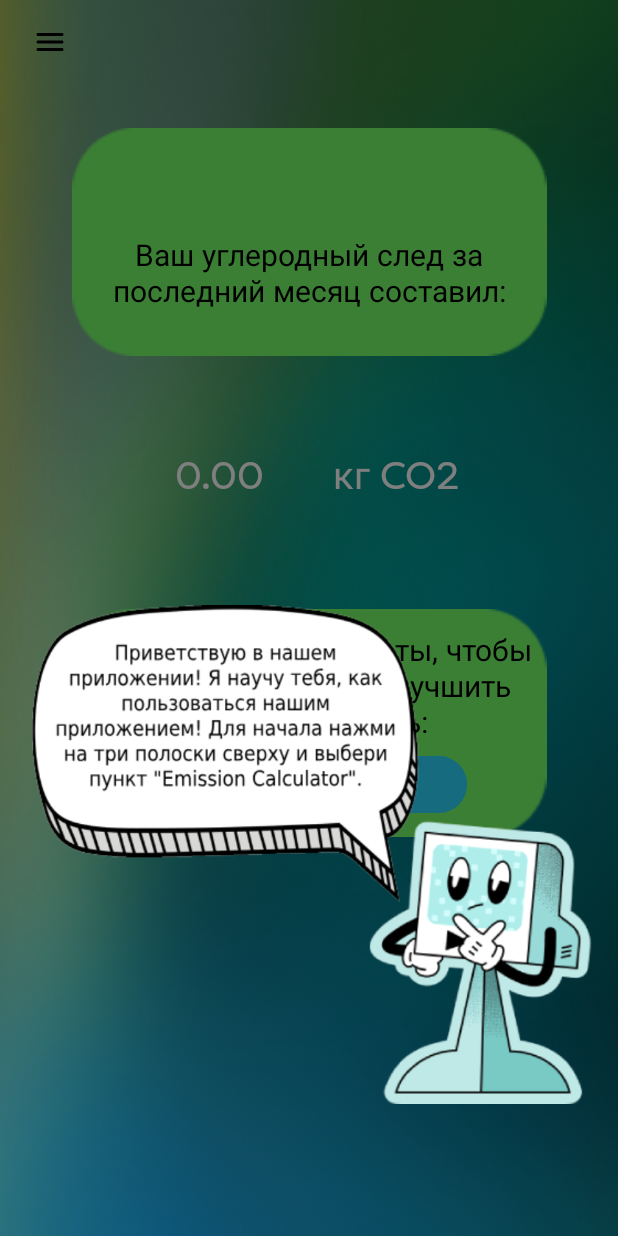
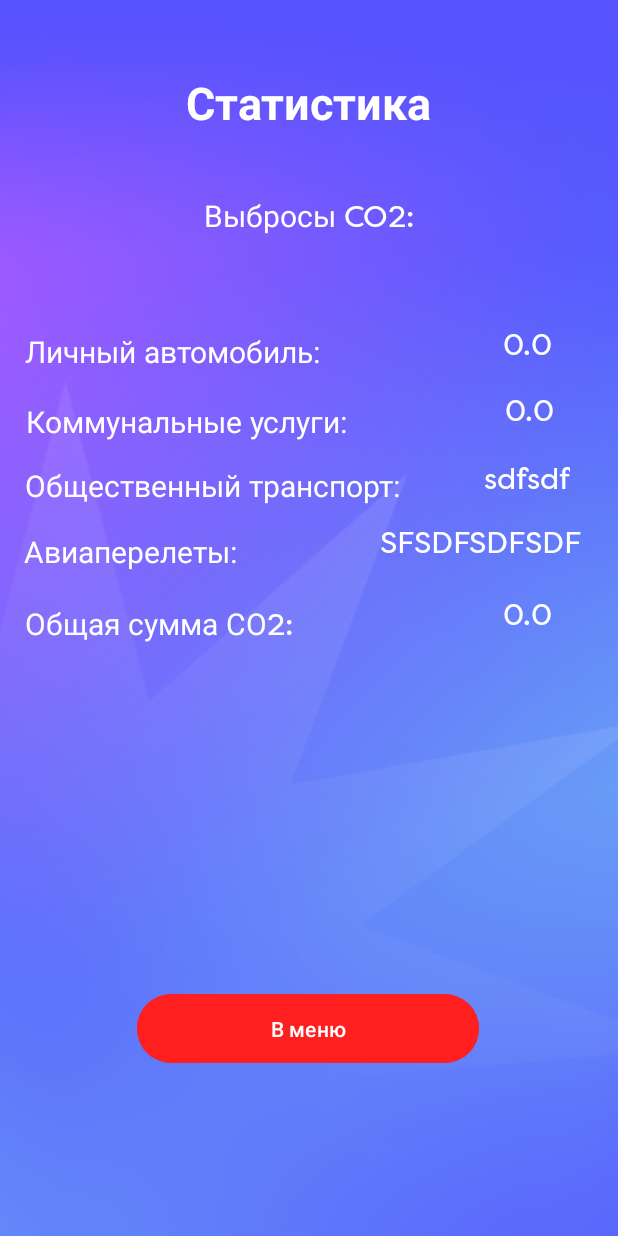
Before and after one commit to GhOsTiK56/University_Kurs2_EcoLog, an Android app: the Main_Menu screen opened directly, with no data from a screen before it, in the side drawer, after a tap on "Statistics", on a phone screen of 412 x 824 dp. Run offline under Robolectric (Android 15) with nearby library versions, the phone set to English and light mode, and no system bars; 3 statements that could not run were skipped.

Commit message:
Commit 12 Добавил новую страницу, со статистикой, надо доделать опросник, и посмотреть че там с графиком

```diff
--- a/app/src/main/AndroidManifest.xml
+++ b/app/src/main/AndroidManifest.xml
@@ -12,6 +12,9 @@
         android:supportsRtl="true"
         android:theme="@style/Theme.EcoLog"
         tools:targetApi="31">
+        <activity
+            android:name=".Main_Activity.StatisticsActivity"
+            android:exported="false" />
         <activity
             android:name=".Main_Activity.Registration_Window"
             android:exported="false" />
--- a/app/src/main/java/com/hfad/ecolog/DataBaseUsers/MyDbManagerUsers.java
+++ b/app/src/main/java/com/hfad/ecolog/DataBaseUsers/MyDbManagerUsers.java
@@ -133,6 +133,46 @@ public class MyDbManagerUsers {
         return eResolveValue;
     }
 
+    public float getECommunalForUser(String UserId){
+        String[] columns = {MyConstantsUsers.E_COMMUNAL};
+        String selections = MyConstantsUsers._ID + "=?";
+        String[] selectionsArgs = {UserId};
+
+        Cursor cursor = db.query(MyConstantsUsers.USERS_TABLE_NAME, columns, selections, selectionsArgs, null, null, null);
+        float eCommunnalValue = 0.0F;
+
+        if (cursor != null && cursor.moveToFirst()) {
+            int eCommunalIndex = cursor.getColumnIndex(MyConstantsUsers.E_COMMUNAL);
+            if (eCommunalIndex != -1) {
+                if (!cursor.isNull(eCommunalIndex)) {
+                    eCommunnalValue = cursor.getFloat(eCommunalIndex);
+                }
+            }
+            cursor.close();
+        }
+        return eCommunnalValue;
+    }
+
+    public float getECarForUser(String UserId){
+        String[] columns = {MyConstantsUsers.E_CAR};
+        String selections = MyConstantsUsers._ID + "=?";
+        String[] selectionsArgs = {UserId};
+
+        Cursor cursor = db.query(MyConstantsUsers.USERS_TABLE_NAME, columns, selections, selectionsArgs, null, null, null);
+        float eCarValue = 0.0F;
+
+        if (cursor != null && cursor.moveToFirst()) {
+            int eCarIndex = cursor.getColumnIndex(MyConstantsUsers.E_CAR);
+            if (eCarIndex != -1) {
+                if (!cursor.isNull(eCarIndex)) {
+                    eCarValue = cursor.getFloat(eCarIndex);
+                }
+            }
+            cursor.close();
+        }
+        return eCarValue;
+    }
+
     public void CloseDb(){ //Закрываем базу данных
         myDbHelperUsers.close();
     }
--- a/app/src/main/java/com/hfad/ecolog/Drawer/Navigation_Item_Click_Listener.java
+++ b/app/src/main/java/com/hfad/ecolog/Drawer/Navigation_Item_Click_Listener.java
@@ -15,6 +15,7 @@ import androidx.drawerlayout.widget.DrawerLayout;
 
 import com.google.android.material.navigation.NavigationView;
 import com.hfad.ecolog.Emissions.Emissions_Communal;
+import com.hfad.ecolog.Main_Activity.StatisticsActivity;
 import com.hfad.ecolog.R;
 
 public class Navigation_Item_Click_Listener implements NavigationView.OnNavigationItemSelectedListener {
@@ -29,8 +30,6 @@ public class Navigation_Item_Click_Listener implements NavigationView.OnNavigati
     @Override
     public boolean onNavigationItemSelected(@NonNull MenuItem menuItem) {
             int itemId = menuItem.getItemId();
-
-
         if (itemId == R.id.navCalculateEmission){
             Toast.makeText(context, "Calculation Emission", Toast.LENGTH_SHORT).show();
             Intent intent = new Intent(context, Emissions_Communal.class);
@@ -41,9 +40,10 @@ public class Navigation_Item_Click_Listener implements NavigationView.OnNavigati
 
         if (itemId == R.id.navStatistics){
             Toast.makeText(context, "Statistics", Toast.LENGTH_SHORT).show();
-            Intent intent = new Intent(context, Emissions_Communal.class);
+            Intent intent = new Intent(context, StatisticsActivity.class);
             intent.putExtra("UserId", UserId);
             drawerManager.CloseDrawer();
+            context.startActivity(intent);
         }
 
         if (itemId == R.id.navShared){
@@ -66,7 +66,6 @@ public class Navigation_Item_Click_Listener implements NavigationView.OnNavigati
             intent.putExtra("UserId", UserId);
             drawerManager.CloseDrawer();
         }
-
         return false;
     }
 }
--- a/app/src/main/java/com/hfad/ecolog/Emissions/Emissions_Resolve.java
+++ b/app/src/main/java/com/hfad/ecolog/Emissions/Emissions_Resolve.java
@@ -105,15 +105,7 @@ public class Emissions_Resolve extends AppCompatActivity  {
 
         myDbManagerUsers.OpenDb();
         myDbManagerUsers.insertToDbEmissions(UserId, E_Communal, E_Car, E_Resolve);
-
-
         myDbManagerUsers.CloseDb();
-    }
-
-    public void onClickButtonRecalculate(View view){
-        Intent intent = new Intent(this, Emissions_Communal.class);
-        startActivity(intent);
-        finish();
     }
 
     public void onClickButtonMainMenu(View view){
--- /dev/null
+++ b/app/src/main/java/com/hfad/ecolog/Main_Activity/StatisticsActivity.java
@@ -0,0 +1,52 @@
+package com.hfad.ecolog.Main_Activity;
+
+import android.content.Intent;
+import android.health.connect.datatypes.ExerciseRoute;
+import android.os.Bundle;
+import android.view.View;
+import android.widget.TextView;
+
+import androidx.appcompat.app.AppCompatActivity;
+
+import com.hfad.ecolog.DataBaseUsers.MyDbManagerUsers;
+import com.hfad.ecolog.R;
+
+public class StatisticsActivity extends AppCompatActivity {
+
+    TextView textViewCar, textViewCommunal, textViewObshTran, textViewFly, textViewResolve;
+    private MyDbManagerUsers myDbManagerUsers;
+
+    @Override
+    protected void onCreate(Bundle savedInstanceState) {
+        super.onCreate(savedInstanceState);
+        setContentView(R.layout.activity_statistics);
+        textViewCar = findViewById(R.id.textViewCar);
+        textViewCommunal = findViewById(R.id.textViewCommunal);
+        textViewObshTran = findViewById(R.id.textViewObshTran);
+        textViewFly = findViewById(R.id.textViewFly);
+        textViewResolve = findViewById(R.id.textViewResolve);
+
+        Intent intent = getIntent();
+        String UserId = intent.getStringExtra("UserId");
+
+        myDbManagerUsers = new MyDbManagerUsers(this);
+
+        myDbManagerUsers.OpenDb();
+        float ECommunal = myDbManagerUsers.getECommunalForUser(UserId);
+        float ECar = myDbManagerUsers.getECarForUser(UserId);
+        float EResolve = myDbManagerUsers.getEResolveForUser(UserId);
+
+        myDbManagerUsers.CloseDb();
+
+        textViewResolve.append(Float.toString(EResolve));
+        textViewCar.append(Float.toString(ECar));
+        textViewCommunal.append(Float.toString(ECommunal));
+        textViewObshTran.append("sdfsdf");
+        textViewFly.append("SFSDFSDFSDF");
+    }
+    public void onClickButton(View view){
+        Intent intent = new Intent(this, Main_Menu.class);
+        startActivity(intent);
+        finish();
+    }
+}
--- /dev/null
+++ b/app/src/main/res/layout/activity_statistics.xml
@@ -0,0 +1,209 @@
+<?xml version="1.0" encoding="utf-8"?>
+<androidx.constraintlayout.widget.ConstraintLayout xmlns:android="http://schemas.android.com/apk/res/android"
+    xmlns:app="http://schemas.android.com/apk/res-auto"
+    xmlns:tools="http://schemas.android.com/tools"
+    android:id="@+id/main"
+    android:layout_width="match_parent"
+    android:layout_height="match_parent"
+    android:background="@drawable/backgroundstatistics"
+    tools:context=".Main_Activity.StatisticsActivity">
+
+    <TextView
+        android:id="@+id/textView1"
+        android:layout_width="wrap_content"
+        android:layout_height="wrap_content"
+        android:fontFamily="@font/filsonproregular"
+        android:gravity="center"
+        android:text="Статистика"
+        android:textColor="@color/white"
+        android:textSize="30sp"
+        android:textStyle="bold"
+        app:layout_constraintBottom_toBottomOf="parent"
+        app:layout_constraintEnd_toEndOf="parent"
+        app:layout_constraintHorizontal_bias="0.497"
+        app:layout_constraintStart_toStartOf="parent"
+        app:layout_constraintTop_toTopOf="parent"
+        app:layout_constraintVertical_bias="0.063" />
+
+    <TextView
+        android:id="@+id/textView2"
+        android:layout_width="wrap_content"
+        android:layout_height="wrap_content"
+        android:fontFamily="@font/filsonproregular"
+        android:gravity="center"
+        android:text="Выбросы CO2:"
+        android:textColor="@color/white"
+        android:textSize="20sp"
+        app:layout_constraintBottom_toTopOf="@+id/textView3"
+        app:layout_constraintEnd_toEndOf="parent"
+        app:layout_constraintStart_toStartOf="parent"
+        app:layout_constraintTop_toTopOf="@+id/textView1"
+        app:layout_constraintVertical_bias="0.561" />
+
+    <TextView
+        android:id="@+id/textView3"
+        android:layout_width="wrap_content"
+        android:layout_height="wrap_content"
+        android:layout_marginTop="132dp"
+        android:fontFamily="@font/filsonproregular"
+        android:gravity="center"
+        android:text="Личный автомобиль:"
+        android:textColor="@color/white"
+        android:textSize="20sp"
+        app:layout_constraintEnd_toEndOf="parent"
+        app:layout_constraintHorizontal_bias="0.076"
+        app:layout_constraintStart_toStartOf="parent"
+        app:layout_constraintTop_toBottomOf="@+id/textView1" />
+
+    <TextView
+        android:id="@+id/textView4"
+        android:layout_width="wrap_content"
+        android:layout_height="wrap_content"
+        android:layout_marginTop="20dp"
+        android:fontFamily="@font/filsonproregular"
+        android:gravity="center"
+        android:text="Коммунальные услуги:"
+        android:textColor="@color/white"
+        android:textSize="20sp"
+        app:layout_constraintEnd_toEndOf="parent"
+        app:layout_constraintHorizontal_bias="0.083"
+        app:layout_constraintStart_toStartOf="parent"
+        app:layout_constraintTop_toBottomOf="@+id/textView3" />
+
+    <TextView
+        android:id="@+id/textView5"
+        android:layout_width="wrap_content"
+        android:layout_height="wrap_content"
+        android:layout_marginTop="16dp"
+        android:fontFamily="@font/filsonproregular"
+        android:gravity="center"
+        android:text="Общественный транспорт:"
+        android:textColor="@color/white"
+        android:textSize="20sp"
+        app:layout_constraintEnd_toEndOf="parent"
+        app:layout_constraintHorizontal_bias="0.101"
+        app:layout_constraintStart_toStartOf="parent"
+        app:layout_constraintTop_toBottomOf="@+id/textView4" />
+
+    <TextView
+        android:id="@+id/textView6"
+        android:layout_width="wrap_content"
+        android:layout_height="wrap_content"
+        android:layout_marginTop="60dp"
+        android:fontFamily="@font/filsonproregular"
+        android:gravity="center"
+        android:text="Авиаперелеты:"
+        android:textColor="@color/white"
+        android:textSize="20sp"
+        app:layout_constraintEnd_toEndOf="parent"
+        app:layout_constraintHorizontal_bias="0.06"
+        app:layout_constraintStart_toStartOf="parent"
+        app:layout_constraintTop_toBottomOf="@+id/textView4" />
+
+    <TextView
+        android:id="@+id/textView7"
+        android:layout_width="wrap_content"
+        android:layout_height="wrap_content"
+        android:layout_marginTop="108dp"
+        android:fontFamily="@font/filsonproregular"
+        android:gravity="center"
+        android:text="Общая сумма СО2:"
+        android:textColor="@color/white"
+        android:textSize="20sp"
+        app:layout_constraintEnd_toEndOf="parent"
+        app:layout_constraintHorizontal_bias="0.069"
+        app:layout_constraintStart_toStartOf="parent"
+        app:layout_constraintTop_toBottomOf="@+id/textView4" />
+
+    <TextView
+        android:id="@+id/textViewCar"
+        android:layout_width="wrap_content"
+        android:layout_height="wrap_content"
+        android:layout_marginTop="216dp"
+        android:fontFamily="@font/filsonproregular"
+        android:gravity="center"
+        android:textColor="@color/white"
+        android:textSize="20sp"
+        app:layout_constraintBottom_toTopOf="@+id/textViewCommunal"
+        app:layout_constraintEnd_toEndOf="parent"
+        app:layout_constraintHorizontal_bias="0.735"
+        app:layout_constraintStart_toEndOf="@+id/textView3"
+        app:layout_constraintTop_toTopOf="parent"
+        app:layout_constraintVertical_bias="0.0" />
+
+    <TextView
+        android:id="@+id/textViewCommunal"
+        android:layout_width="wrap_content"
+        android:layout_height="wrap_content"
+        android:layout_marginTop="260dp"
+        android:fontFamily="@font/filsonproregular"
+        android:gravity="center"
+        android:textColor="@color/white"
+        android:textSize="20sp"
+        app:layout_constraintBottom_toTopOf="@+id/textViewObshTran"
+        app:layout_constraintEnd_toEndOf="parent"
+        app:layout_constraintHorizontal_bias="0.71"
+        app:layout_constraintStart_toEndOf="@+id/textView4"
+        app:layout_constraintTop_toTopOf="parent"
+        app:layout_constraintVertical_bias="0.0" />
+
+    <TextView
+        android:id="@+id/textViewObshTran"
+        android:layout_width="wrap_content"
+        android:layout_height="wrap_content"
+        android:layout_marginTop="304dp"
+        android:fontFamily="@font/filsonproregular"
+        android:gravity="center"
+        android:textColor="@color/white"
+        android:textSize="20sp"
+        app:layout_constraintBottom_toTopOf="@+id/textViewFly"
+        app:layout_constraintEnd_toEndOf="parent"
+        app:layout_constraintHorizontal_bias="0.638"
+        app:layout_constraintStart_toEndOf="@+id/textView5"
+        app:layout_constraintTop_toTopOf="parent"
+        app:layout_constraintVertical_bias="0.095" />
+
+    <TextView
+        android:id="@+id/textViewFly"
+        android:layout_width="wrap_content"
+        android:layout_height="wrap_content"
+        android:layout_marginTop="348dp"
+        android:fontFamily="@font/filsonproregular"
+        android:gravity="center"
+        android:textColor="@color/white"
+        android:textSize="20sp"
+        app:layout_constraintEnd_toEndOf="parent"
+        app:layout_constraintHorizontal_bias="0.796"
+        app:layout_constraintStart_toEndOf="@+id/textView6"
+        app:layout_constraintTop_toTopOf="parent" />
+
+    <TextView
+        android:id="@+id/textViewResolve"
+        android:layout_width="wrap_content"
+        android:layout_height="wrap_content"
+        android:layout_marginTop="396dp"
+        android:fontFamily="@font/filsonproregular"
+        android:gravity="center"
+        android:textColor="@color/white"
+        android:textSize="20sp"
+        app:layout_constraintEnd_toEndOf="parent"
+        app:layout_constraintHorizontal_bias="0.762"
+        app:layout_constraintStart_toEndOf="@+id/textView7"
+        app:layout_constraintTop_toTopOf="parent" />
+
+    <Button
+        android:id="@+id/ButtonEnter"
+        android:layout_width="228dp"
+        android:layout_height="54dp"
+        android:onClick="onClickButton"
+        android:backgroundTint="#FFFF1F1F"
+        android:text="В меню"
+        app:layout_constraintBottom_toBottomOf="parent"
+        app:layout_constraintEnd_toEndOf="parent"
+        app:layout_constraintHorizontal_bias="0.497"
+        app:layout_constraintStart_toStartOf="parent"
+        app:layout_constraintTop_toTopOf="parent"
+        app:layout_constraintVertical_bias="0.855" />
+
+
+</androidx.constraintlayout.widget.ConstraintLayout>
--- a/app/src/main/res/values/strings.xml
+++ b/app/src/main/res/values/strings.xml
@@ -17,8 +17,6 @@
     <string name="Splash2">Давайте вместе сделаем шаг к более устойчивому будущему! Начнем свой путь к более экологичной жизни.</string>
     <string name="Text_4">Теперь перейдем к расчету для вашего личного автомобиля:</string>
 
-
-
     <string name="TextPresentable">Добро пожаловать в EcoLog!!!!</string>
     <string name="Text_Third">Для начала давайте рассчитаем ваше потребление по коммунальным услугам, для этого введите следующие данные:</string>
 
--- a/gradle/libs.versions.toml
+++ b/gradle/libs.versions.toml
@@ -1,5 +1,5 @@
 [versions]
-agp = "8.3.0"
+agp = "8.4.0"
 junit = "4.13.2"
 junitVersion = "1.1.5"
 espressoCore = "3.5.1"
```
Also changed, not shown: app/src/main/res/drawable/backgroundstatistics.png (added), gradle/wrapper/gradle-wrapper.properties.
